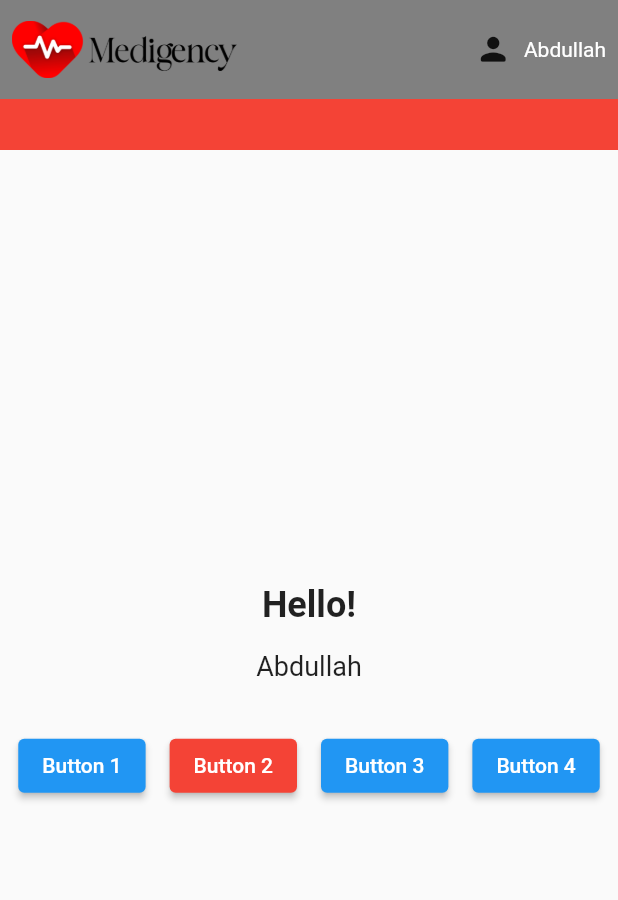
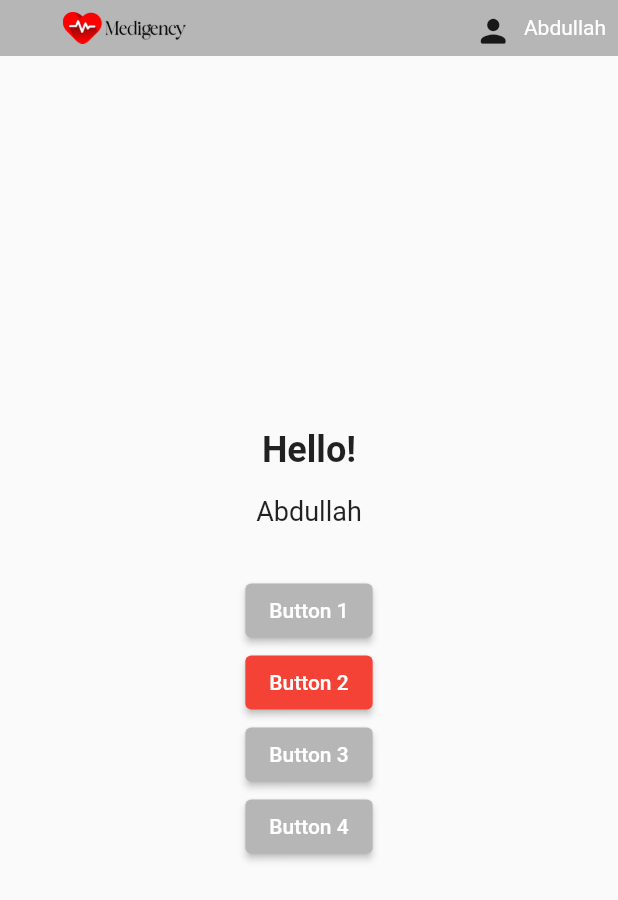
Before and after one commit to hadi-14/medigency, a Flutter app: the screen it shows after launch, on a phone screen of 412 x 824 dp. Shown: the top 900 px of the screen. Run offline on Flutter 3.47's test engine with Material 2 defaults, Android fonts, the phone set to English and light mode, and no system bars.

```diff
--- a/lib/main.dart
+++ b/lib/main.dart
@@ -10,13 +10,13 @@ class MyApp extends StatelessWidget {
     return MaterialApp(
       home: Scaffold(
         appBar: PreferredSize(
-          preferredSize: const Size.fromHeight(100),
+          preferredSize: const Size.fromHeight(37),
           child: AppBar(
             backgroundColor: Colors.red,
             elevation: 0.0,
             flexibleSpace: Container(
               decoration: const BoxDecoration(
-                color: Color(0xFF808080), // Gray color in hex
+                color: Color(0xFFb7b6b6), // Gray color in hex
               ),
               child: Padding(
                 padding: const EdgeInsets.all(8.0),
@@ -29,7 +29,8 @@ class MyApp extends StatelessWidget {
                       height: 50, // Set your desired height
                       decoration: const BoxDecoration(
                         image: DecorationImage(
-                          image: AssetImage('assets/logo_text.png'), // Replace with your logo
+                          image: AssetImage(
+                              'assets/logo_text.png'), // Replace with your logo
                         ),
                       ),
                     ),
@@ -67,15 +68,18 @@ class MyApp extends StatelessWidget {
                 style: TextStyle(fontSize: 18),
               ),
               const SizedBox(height: 32),
-              Row(
+              Column(
                 mainAxisAlignment: MainAxisAlignment.center,
                 children: [
                   // Button 1
                   ElevatedButton(
                     onPressed: () {},
+                    style: ElevatedButton.styleFrom(
+                      primary: Color(0xFFb7b6b6),
+                    ),
                     child: const Text('Button 1'),
                   ),
-                  const SizedBox(width: 16),
+                  const SizedBox(width: 30),
                   // Button 2 (Red color)
                   ElevatedButton(
                     onPressed: () {},
@@ -88,12 +92,18 @@ class MyApp extends StatelessWidget {
                   // Button 3
                   ElevatedButton(
                     onPressed: () {},
+                    style: ElevatedButton.styleFrom(
+                      primary: Color(0xFFb7b6b6),
+                    ),
                     child: const Text('Button 3'),
                   ),
                   const SizedBox(width: 16),
                   // Button 4
                   ElevatedButton(
                     onPressed: () {},
+                    style: ElevatedButton.styleFrom(
+                      primary: Color(0xFFb7b6b6),
+                    ),
                     child: const Text('Button 4'),
                   ),
                 ],
```
Also changed, not shown: pubspec.yaml (+8 -1 lines), pubspec.lock, 26 other files.
